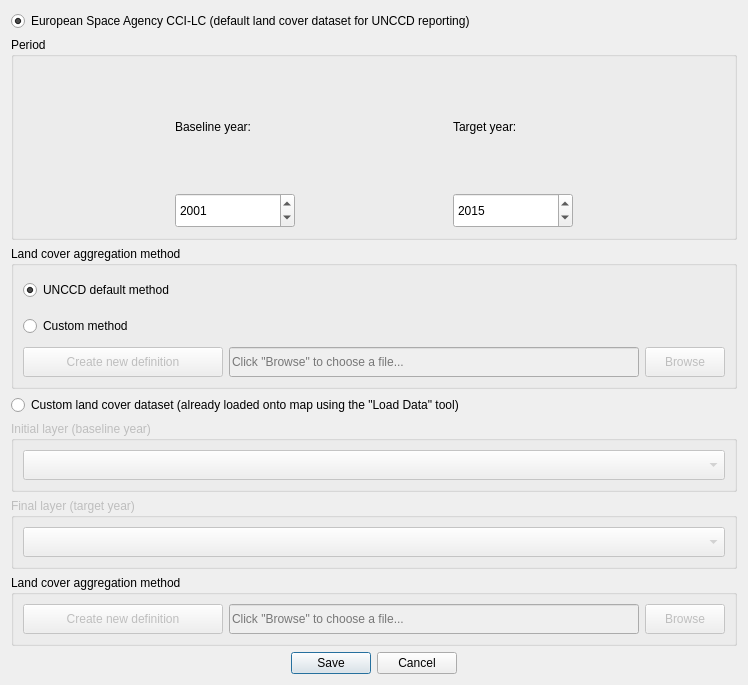
Qt form LDMP/gui/DlgLCSetup.ui (ConservationInternational/trends.earth) before a commit.
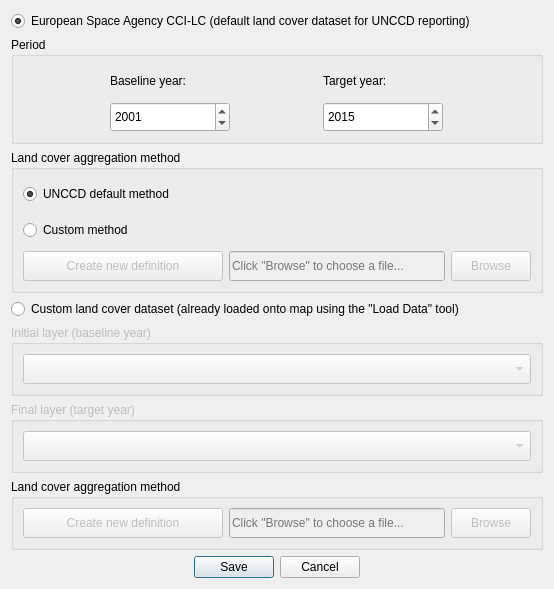
The same form after that commit.

```diff
--- a/LDMP/gui/DlgLCSetup.ui
+++ b/LDMP/gui/DlgLCSetup.ui
@@ -6,8 +6,8 @@
    <rect>
     <x>0</x>
     <y>0</y>
-    <width>748</width>
-    <height>685</height>
+    <width>554</width>
+    <height>540</height>
    </rect>
   </property>
   <property name="windowTitle">
```
Left out of the diff: 3 changed lines with no effect on the pictures.
